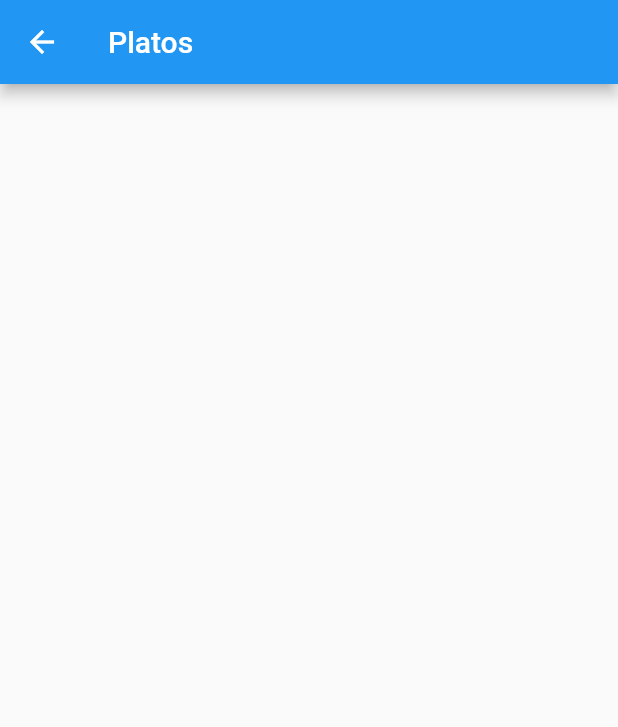
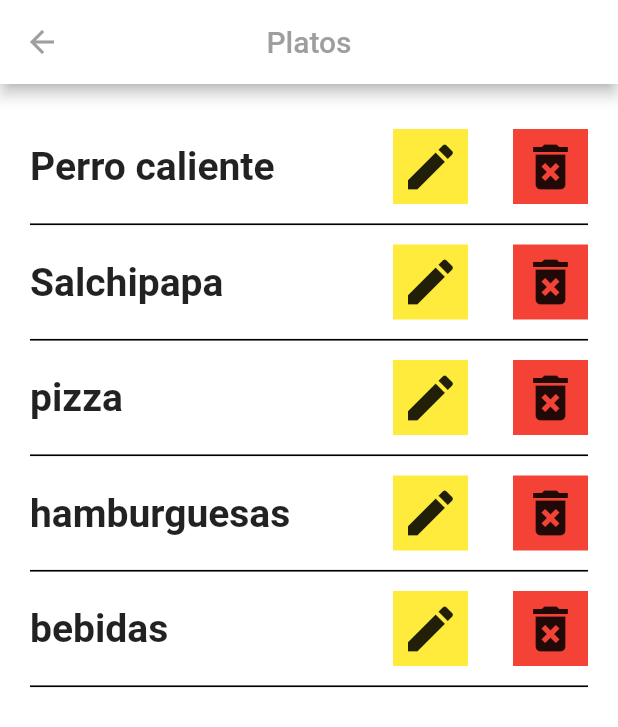
Before and after one commit to hdes26/Admin_DeliveryApp, a Flutter app: the Platos screen opened by its route, on a phone screen of 412 x 824 dp. Shown: the top 727 px of the screen. Run offline on Flutter 3.47's test engine with Material 2 defaults, Android fonts, the phone set to English and light mode, and no system bars.

Commit message:
platos page

```diff
--- a/lib/app.dart
+++ b/lib/app.dart
@@ -11,7 +11,7 @@ class MyApp extends StatelessWidget {
   Widget build(BuildContext context) {
     return MaterialApp(
       debugShowCheckedModeBanner: false,
-      initialRoute: 'pedidosctronologicos',
+      initialRoute: 'home',
       routes: {
         'home': (BuildContext context) => AdminPage(),
         'pedidosPendientes': (BuildContext context) => PedidosPendientes(),
--- a/lib/pages/editCategory_page.dart
+++ b/lib/pages/editCategory_page.dart
@@ -22,17 +22,21 @@ class _EditCategoryState extends State<EditCategory> {
       body: Container(
         color: Colors.white,
         padding: EdgeInsets.fromLTRB(20, 15, 20, 0),
-        child: Column(
-          children: [_formSearch()],
+        child: ListView(
+          children: [
+            _formCategory(),
+            _buttonSend(),
+          ],
         ),
       ),
     );
   }
 
-  Widget _formSearch() {
+  Widget _formCategory() {
     return Form(
       key: formKey,
       child: TextFormField(
+        autofocus: true,
         decoration: InputDecoration(
             hintText: "Categoria",
             labelStyle:
@@ -43,4 +47,19 @@ class _EditCategoryState extends State<EditCategory> {
       ),
     );
   }
+
+  Widget _buttonSend() {
+    // ignore: deprecated_member_use
+    return RaisedButton(
+        padding: EdgeInsets.symmetric(vertical: 20, horizontal: 60),
+        color: Colors.red,
+        shape: RoundedRectangleBorder(
+          borderRadius: BorderRadius.circular(60),
+        ),
+        child: Text(
+          'Editar categoria',
+          style: TextStyle(fontSize: 20, fontWeight: FontWeight.bold),
+        ),
+        onPressed: () => {Navigator.pushNamed(context, 'loginVerificacion')});
+  }
 }
--- a/lib/pages/platos_page.dart
+++ b/lib/pages/platos_page.dart
@@ -1,4 +1,5 @@
 import 'package:flutter/material.dart';
+
 class Platos extends StatefulWidget {
   Platos({Key key}) : super(key: key);
 
@@ -9,10 +10,85 @@ class Platos extends StatefulWidget {
 class _PlatosState extends State<Platos> {
   @override
   Widget build(BuildContext context) {
-       return Scaffold(
-      appBar: AppBar(
-        title: Text("Platos"),
-      ),
-    );
+    return Scaffold(
+        appBar: AppBar(
+          iconTheme: IconThemeData(color: Colors.grey),
+          shadowColor: Colors.black,
+          backgroundColor: Colors.white,
+          centerTitle: true,
+          title: Text("Platos", style: TextStyle(color: Colors.grey)),
+        ),
+        body: Container(
+          color: Colors.white,
+          child: ListView(
+            padding: EdgeInsets.symmetric(vertical: 30, horizontal: 20),
+            children: [
+              _platos("Perro caliente", context),
+              Divider(
+                color: Colors.black,
+                thickness: 1.1,
+                height: 27,
+              ),
+              _platos("Salchipapa", context),
+              Divider(
+                color: Colors.black,
+                height: 27,
+                thickness: 1.1,
+              ),
+              _platos("pizza", context),
+              Divider(
+                color: Colors.black,
+                height: 27,
+                thickness: 1.1,
+              ),
+              _platos("hamburguesas", context),
+              Divider(
+                color: Colors.black,
+                height: 27,
+                thickness: 1.1,
+              ),
+              _platos("bebidas", context),
+              Divider(
+                color: Colors.black,
+                height: 27,
+                thickness: 1.1,
+              ),
+            ],
+          ),
+        ));
   }
 }
+
+Widget _platos(String text, BuildContext context) {
+  return Row(
+    mainAxisAlignment: MainAxisAlignment.spaceBetween,
+    children: [
+      Text(text, style: TextStyle(fontSize: 26, fontWeight: FontWeight.bold)),
+      Row(
+        children: [
+          InkWell(
+            child: Container(
+              width: 50,
+              height: 50,
+              color: Colors.yellow,
+              child: Icon(Icons.edit, size: 40),
+            ),
+            onTap: () => {Navigator.pushNamed(context, 'editCategory')},
+          ),
+          SizedBox(
+            width: 30,
+          ),
+          InkWell(
+            child: Container(
+              width: 50,
+              height: 50,
+              color: Colors.red,
+              child: Icon(Icons.delete_forever, size: 40),
+            ),
+            onTap: () => {print("object1")},
+          )
+        ],
+      ),
+    ],
+  );
+}
```
